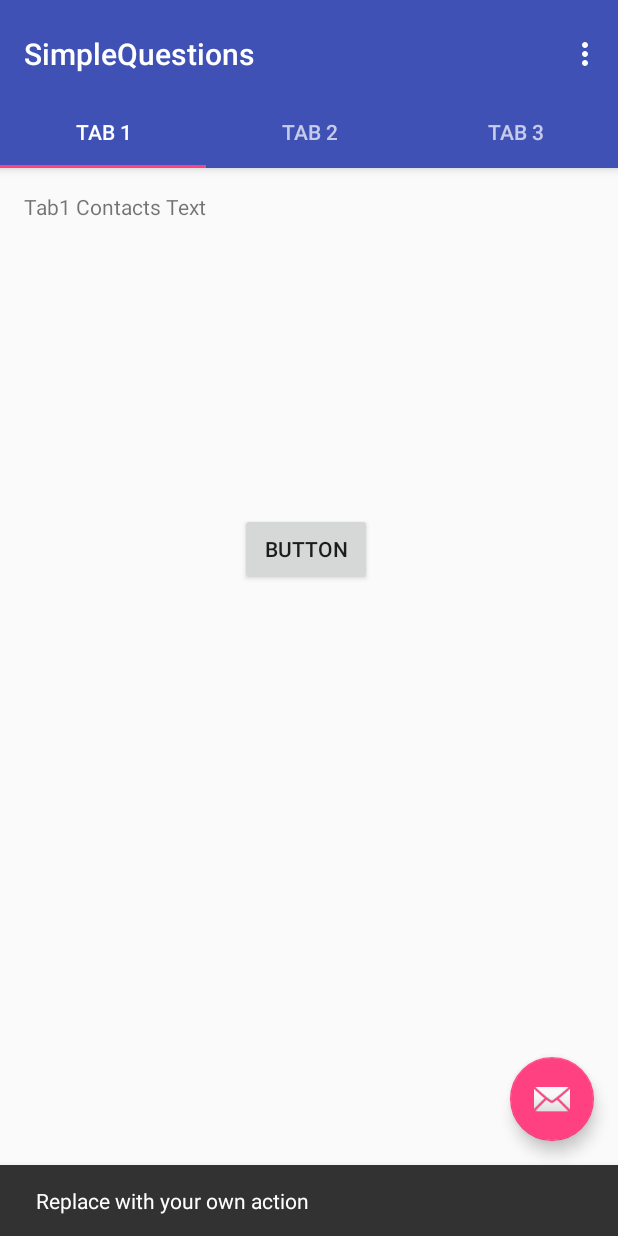
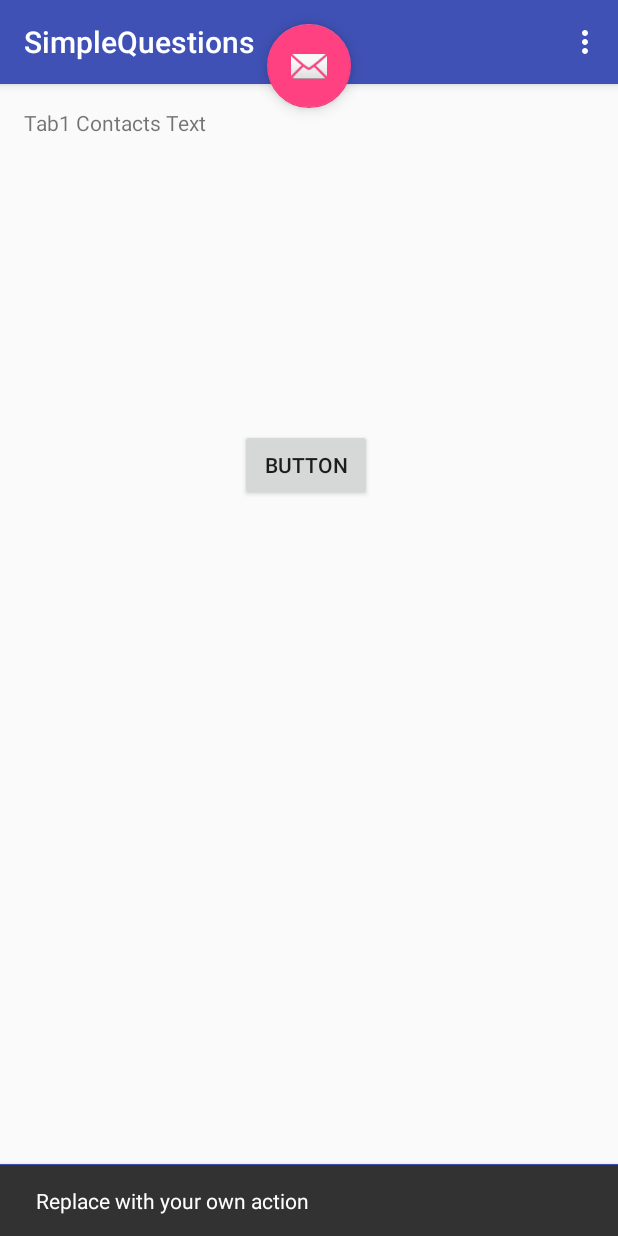
Before and after one commit to ARWongQ/SimpleQuestionsProject, an Android app: the screen it shows after launch (MainActivity), after a tap on an icon or button, on a phone screen of 412 x 824 dp. Run offline under Robolectric (Android 15) with nearby library versions, the phone set to English and light mode, and no system bars.

Commit message:
moved tabs to bottom and finished setting up the practice tab

```diff
--- /dev/null
+++ b/app/src/main/java/com/armz/simplequestions/Tab1Practice.java
@@ -0,0 +1,24 @@
+package com.armz.simplequestions;
+
+
+
+import android.support.v4.app.Fragment;
+import android.os.Bundle;
+import android.view.LayoutInflater;
+import android.view.View;
+import android.view.ViewGroup;
+
+/**
+ * Created by augustowong on 12/9/17.
+ */
+
+public class Tab1Practice extends Fragment {
+
+    @Override
+    public View onCreateView(LayoutInflater inflater, ViewGroup container,
+                             Bundle savedInstanceState) {
+        View rootView = inflater.inflate(R.layout.tab1practice, container, false);
+
+        return rootView;
+    }
+}
--- a/app/src/main/res/layout/activity_main.xml
+++ b/app/src/main/res/layout/activity_main.xml
@@ -12,7 +12,6 @@
         android:id="@+id/appbar"
         android:layout_width="match_parent"
         android:layout_height="wrap_content"
-        android:paddingTop="@dimen/appbar_padding_top"
         android:theme="@style/AppTheme.AppBarOverlay">
 
         <android.support.v7.widget.Toolbar
@@ -26,6 +25,15 @@
             app:title="@string/app_name">
 
         </android.support.v7.widget.Toolbar>
+
+    </android.support.design.widget.AppBarLayout>
+
+    <android.support.design.widget.AppBarLayout
+        android:id="@+id/appbar_bottom"
+        android:layout_width="match_parent"
+        android:layout_height="wrap_content"
+        android:theme="@style/AppTheme.AppBarOverlay"
+        android:layout_gravity="bottom">
 
         <android.support.design.widget.TabLayout
             android:id="@+id/tabs"
@@ -63,8 +71,9 @@
         android:id="@+id/fab"
         android:layout_width="wrap_content"
         android:layout_height="wrap_content"
-        android:layout_gravity="end|bottom"
+        android:layout_gravity="top|center"
         android:layout_margin="@dimen/fab_margin"
-        app:srcCompat="@android:drawable/ic_dialog_email" />
+        app:srcCompat="@android:drawable/ic_dialog_email"
+        />
 
 </android.support.design.widget.CoordinatorLayout>
--- a/app/src/main/res/layout/fragment_main.xml
+++ b/app/src/main/res/layout/tab1practice.xml
@@ -4,7 +4,7 @@
     android:id="@+id/constraintLayout"
     android:layout_width="match_parent"
     android:layout_height="match_parent"
-    tools:context="com.armz.simplequestions.MainActivity$PlaceholderFragment">
+    >
 
     <TextView
         android:id="@+id/section_label"
@@ -17,6 +17,17 @@
         app:layout_constraintLeft_toLeftOf="parent"
         app:layout_constraintTop_toTopOf="@+id/constraintLayout"
         tools:layout_constraintLeft_creator="1"
-        tools:layout_constraintTop_creator="1" />
+        tools:layout_constraintTop_creator="1"
+        android:text="Tab1 Contacts Text"/>
+
+    <Button
+        android:id="@+id/button"
+        android:layout_width="88dp"
+        android:layout_height="48dp"
+        android:layout_marginLeft="160dp"
+        android:layout_marginTop="230dp"
+        android:text="Button"
+        app:layout_constraintLeft_toLeftOf="parent"
+        app:layout_constraintTop_toTopOf="@+id/constraintLayout" />
 
 </android.support.constraint.ConstraintLayout>
--- a/app/src/main/res/layout/tab2contacts.xml
+++ b/app/src/main/res/layout/tab2contacts.xml
@@ -4,7 +4,7 @@
     android:id="@+id/constraintLayout"
     android:layout_width="match_parent"
     android:layout_height="match_parent"
-    tools:context="com.armz.simplequestions.MainActivity$PlaceholderFragment">
+    >
 
     <TextView
         android:id="@+id/section_label"
--- a/app/src/main/res/layout/tab3contacts.xml
+++ b/app/src/main/res/layout/tab3contacts.xml
@@ -4,7 +4,7 @@
     android:id="@+id/constraintLayout"
     android:layout_width="match_parent"
     android:layout_height="match_parent"
-    tools:context="com.armz.simplequestions.MainActivity$PlaceholderFragment">
+    >
 
     <TextView
         android:id="@+id/section_label"
--- a/app/src/main/res/values/strings.xml
+++ b/app/src/main/res/values/strings.xml
@@ -1,6 +1,6 @@
 <resources>
     <string name="app_name">SimpleQuestions</string>
-    <string name="tab_text_1">Tab 1</string>
+    <string name="tab_text_1">Practice</string>
     <string name="tab_text_2">Tab 2</string>
     <string name="tab_text_3">Tab 3</string>
     <string name="action_settings">Settings</string>
```
Also changed, not shown: app/src/main/java/com/armz/simplequestions/MainActivity.java (+2 -18 lines).
